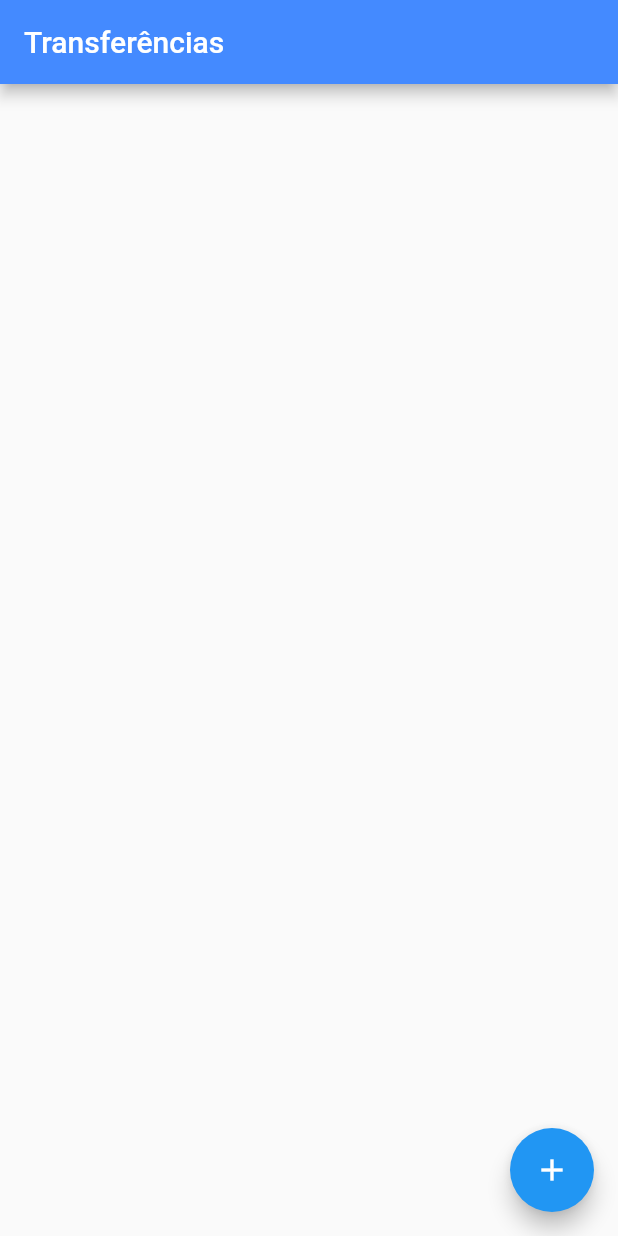
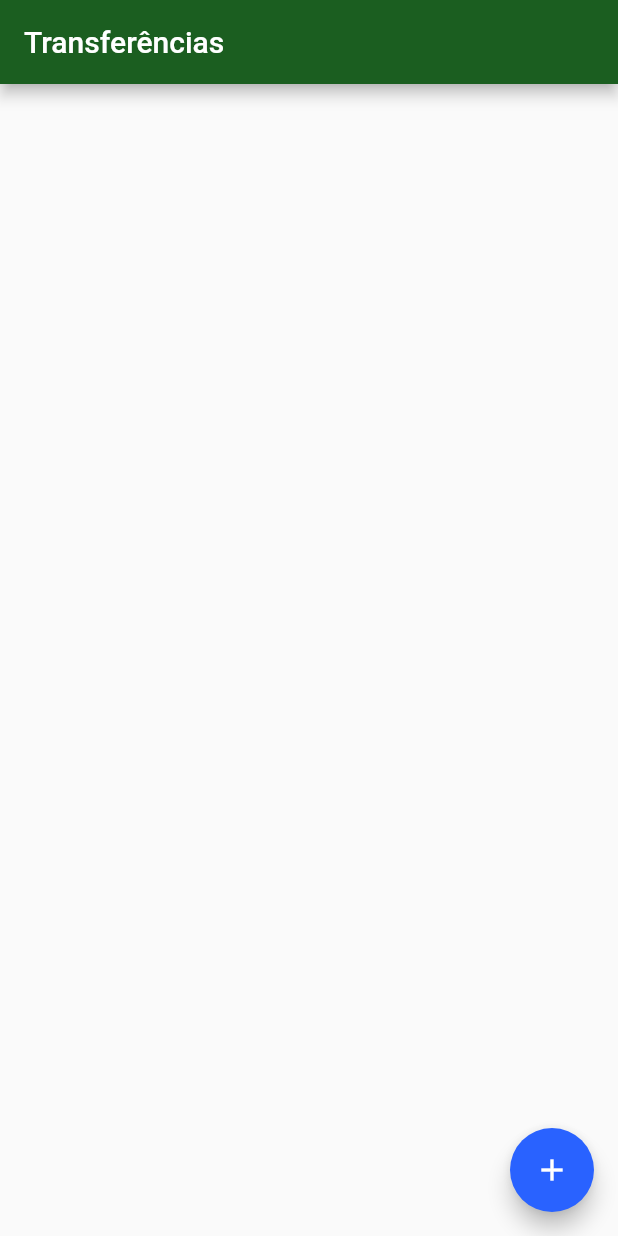
Before and after one commit to lucas-itenabler/Flutter-1-Bytebank, a Flutter app: the screen it shows after launch, on a phone screen of 412 x 824 dp. Run offline on Flutter 3.47's test engine with Material 2 defaults, Android fonts, the phone set to English and light mode, and no system bars.

Commit message:
Ajustanto o tema do projeto

```diff
--- a/bytebank/lib/main.dart
+++ b/bytebank/lib/main.dart
@@ -6,9 +6,15 @@ class BytebankApp extends StatelessWidget {
   @override
   Widget build(BuildContext context) {
     return MaterialApp(
-      home: Scaffold(
-        body: ListaTransferencias(),
+      theme: ThemeData(
+        primaryColor: Colors.green[900],
+        accentColor: Colors.blueAccent[700],
+        buttonTheme: ButtonThemeData(
+          buttonColor: Colors.blueAccent[700],
+          textTheme: ButtonTextTheme.primary
+        )
       ),
+      home: ListaTransferencias(),
     );
   }
 }
@@ -119,7 +125,7 @@ class ListaTransferenciasState extends State<ListaTransferencias>{
     return Scaffold(
       appBar: AppBar(
         title: Text('Transferências'),
-        backgroundColor: Colors.blueAccent,
+        //backgroundColor: Colors.blueAccent,
       ),
       body: ListView.builder(
           itemCount: widget._transferencias.length,
```
